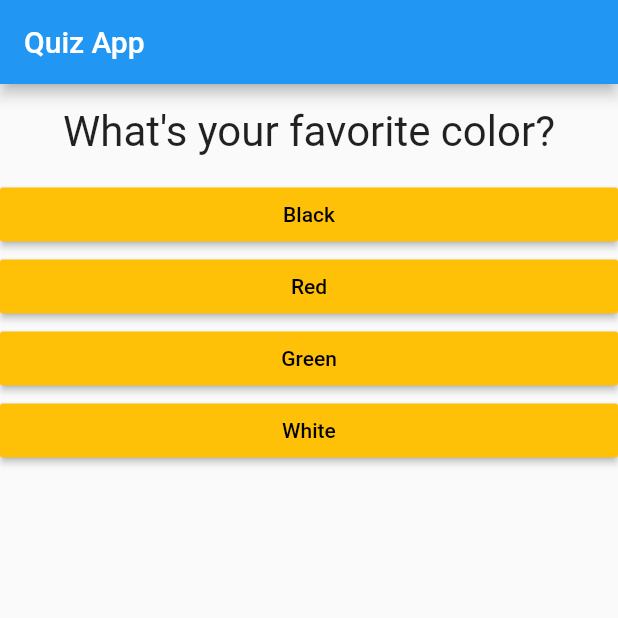
After one commit to GianMor/quiz_app_flutter, a Flutter app: the screen it shows after launch, on a phone screen of 412 x 824 dp, the top half of it. The commit adds this screen. Run offline on Flutter 3.47's test engine with Material 2 defaults, Android fonts, the phone set to English and light mode, and no system bars.

Commit message:
add sub-widget quiz and result

```diff
--- a/lib/main.dart
+++ b/lib/main.dart
@@ -1,6 +1,8 @@
 import 'package:flutter/material.dart';
 import 'package:quiz_app/answer.dart';
 import 'package:quiz_app/question.dart';
+import 'package:quiz_app/quiz.dart';
+import 'package:quiz_app/result.dart';
 
 void main() => runApp(MyApp());
 
@@ -17,7 +19,7 @@ class _MyAppState extends State<MyApp> {
     });
   }
 
-  var questions = [
+  var _questions = [
     {
       'questionText': 'What\'s your favorite color?',
       'answer': ['Black', 'Red', 'Green', 'White'],
@@ -32,11 +34,6 @@ class _MyAppState extends State<MyApp> {
     },
   ];
 
-  // var question = [
-  //   "What\'s your favorite color?",
-  //   "What\'s your favorite animal?",
-  // ];
-
   @override
   Widget build(BuildContext context) {
     return MaterialApp(
@@ -44,14 +41,9 @@ class _MyAppState extends State<MyApp> {
         appBar: AppBar(
           title: Text("Quiz App"),
         ),
-        body: _questionIndex < questions.length ? Column(
-          children: <Widget>[
-            Question(questions[_questionIndex]['questionText']),
-            ...(questions[_questionIndex]['answer'] as List<String>)
-                .map((answer) => Answer(_answerQuestion, answer))
-                .toList()
-          ],
-        ) : Center(child: Text("You did it")),
+        body: _questionIndex < _questions.length
+            ? Quiz(answerQuestion: _answerQuestion, questionIndex: _questionIndex, questions: _questions,)
+            : Result(),
       ),
     );
   }
--- /dev/null
+++ b/lib/quiz.dart
@@ -0,0 +1,27 @@
+import 'package:flutter/material.dart';
+import 'answer.dart';
+import 'question.dart';
+
+class Quiz extends StatelessWidget {
+  final List<Map<String, Object>> questions;
+  final Function answerQuestion;
+  final int questionIndex;
+
+  Quiz(
+      {@required this.answerQuestion,
+      @required this.questions,
+      @required this.questionIndex
+      });
+
+  @override
+  Widget build(BuildContext context) {
+    return Column(
+      children: <Widget>[
+        Question(questions[questionIndex]['questionText']),
+        ...(questions[questionIndex]['answer'] as List<String>)
+            .map((answer) => Answer(answerQuestion, answer))
+            .toList()
+      ],
+    );
+  }
+}
```
Also changed, not shown: lib/result.dart (added, +8 -0 lines).
